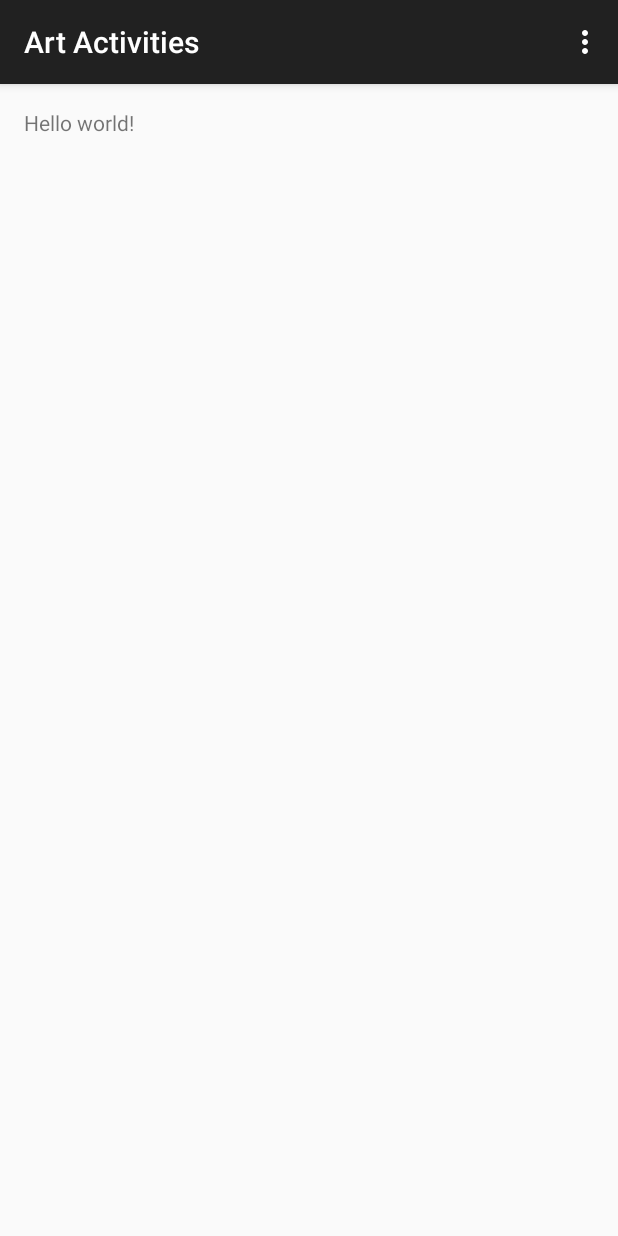
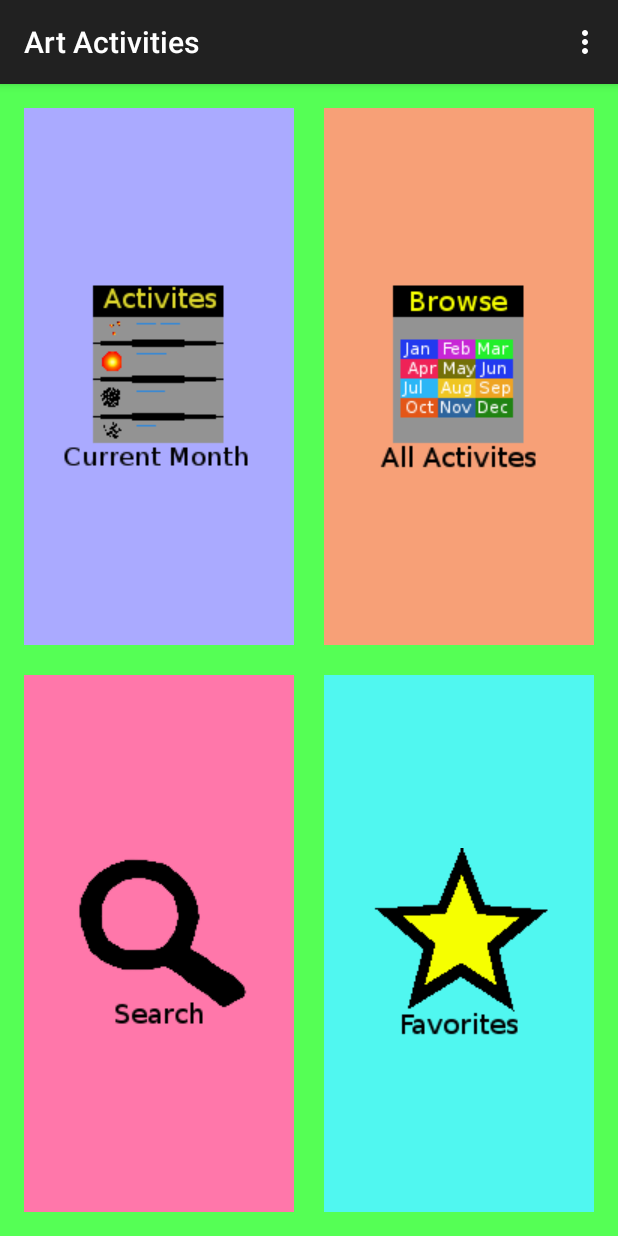
Before and after one commit to NTRsolutions/ArtActivites, an Android app: the screen it shows after launch (MainActivity), on a phone screen of 412 x 824 dp. Run offline under Robolectric (Android 15) with nearby library versions, the light colour scheme and no system bars.

Commit message:
Main Activity update

```diff
--- a/app/src/main/res/layout/activity_main.xml
+++ b/app/src/main/res/layout/activity_main.xml
@@ -1,11 +1,87 @@
-<RelativeLayout xmlns:android="http://schemas.android.com/apk/res/android"
+<GridLayout xmlns:android="http://schemas.android.com/apk/res/android"
     xmlns:tools="http://schemas.android.com/tools" android:layout_width="match_parent"
     android:layout_height="match_parent" android:paddingLeft="@dimen/activity_horizontal_margin"
     android:paddingRight="@dimen/activity_horizontal_margin"
     android:paddingTop="@dimen/activity_vertical_margin"
-    android:paddingBottom="@dimen/activity_vertical_margin" tools:context=".MainActivity">
+    android:paddingBottom="@dimen/activity_vertical_margin" tools:context=".MainActivity"
+    android:columnCount="2"
+    android:rowCount="2"
 
-    <TextView android:text="@string/hello_world" android:layout_width="wrap_content"
-        android:layout_height="wrap_content" />
+    android:background="#55FF55"
+    >
 
-</RelativeLayout>
+
+    <ImageButton
+        android:layout_width="wrap_content"
+        android:layout_height="wrap_content"
+        android:id="@+id/imageButton"
+        android:src="@drawable/jan"
+        android:layout_row="0"
+
+        android:background="#AAAAFF"
+        android:layout_gravity="fill"
+        android:layout_rowWeight="0.5"
+        android:layout_columnWeight="0.5"
+
+        android:layout_marginBottom="10dp"
+        android:layout_marginRight="10dp"
+
+
+        />
+
+    <ImageButton
+
+        android:background="#F7A077"
+        android:id="@+id/imageButton2"
+        android:src="@drawable/browse"
+        android:layout_row="0"
+        android:layout_column="1"
+        android:layout_gravity="fill"
+        android:layout_width="wrap_content"
+        android:layout_height="wrap_content"
+        android:layout_columnWeight="0.5"
+        android:layout_rowWeight="0.5"
+
+
+        android:layout_marginBottom="10dp"
+        android:layout_marginLeft="10dp"
+
+        />
+
+
+    <ImageButton
+        android:background="#FF77AA"
+        android:layout_width="wrap_content"
+        android:layout_height="wrap_content"
+        android:id="@+id/imageButton3"
+        android:src="@drawable/search"
+        android:layout_row="1"
+        android:layout_column="0"
+        android:layout_gravity="fill"
+        android:layout_rowWeight="0.5"
+        android:layout_columnWeight="0.5"
+
+        android:layout_marginTop="10dp"
+        android:layout_marginRight="10dp"
+
+
+        />
+
+
+    <ImageButton
+        android:background="#50F7F0"
+        android:layout_width="wrap_content"
+        android:layout_height="wrap_content"
+        android:id="@+id/imageButton4"
+        android:src="@drawable/star"
+        android:layout_row="1"
+        android:layout_column="1"
+        android:layout_gravity="fill"
+        android:layout_columnWeight="0.5"
+        android:layout_rowWeight="0.5"
+
+        android:layout_marginTop="10dp"
+        android:layout_marginLeft="10dp"
+
+        />
+</GridLayout>
```
Also changed, not shown: app/src/main/res/drawable/browse.png (added), app/src/main/res/drawable/jan.png (added), app/src/main/res/drawable/search.png (added), app/src/main/res/drawable/star.png (added), 5 other files.
